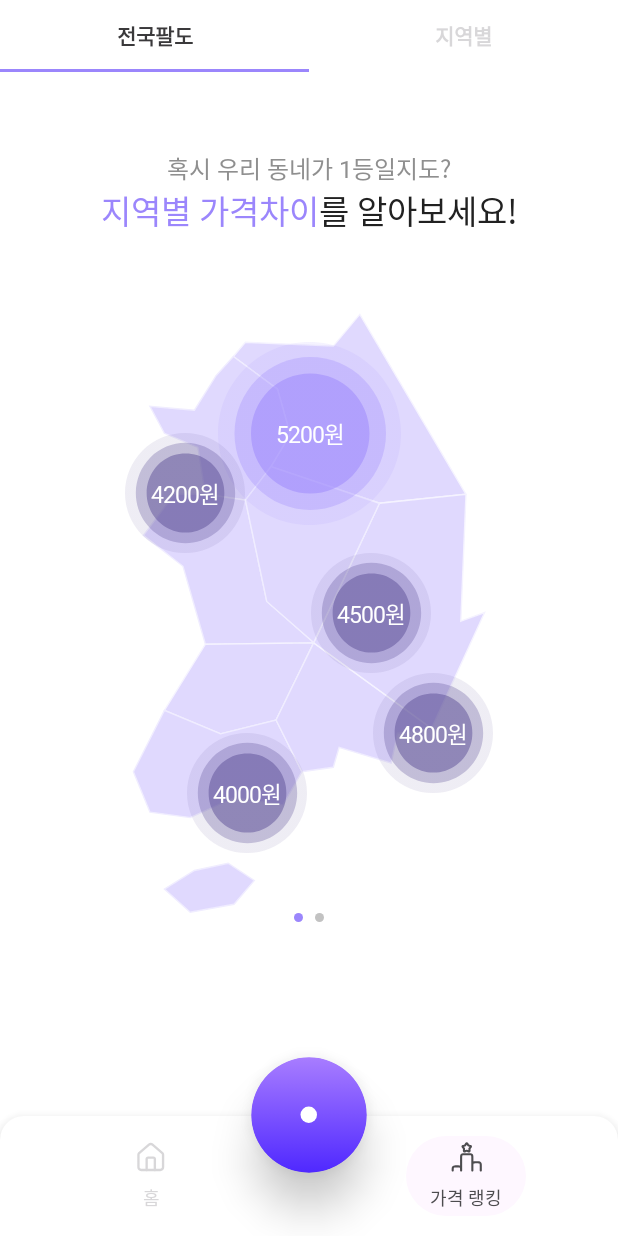
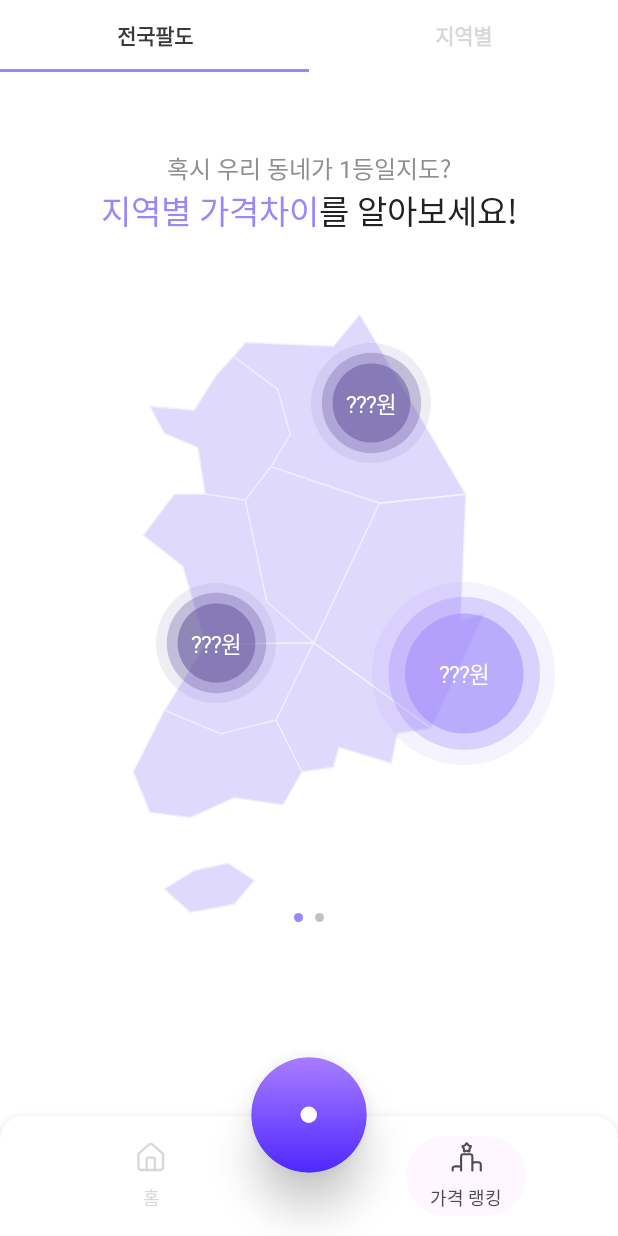
Before and after one commit to dnd-side-project/dnd-13th-2-android, an Android app built with Jetpack Compose: the screen it shows after launch (MainActivity), item 2 of the bottom bar chosen, on a phone screen of 412 x 824 dp. Run offline under Robolectric (Android 15) with nearby library versions, the phone set to English and light mode, and no system bars; our stand-ins replace Dagger/Hilt's generated code; libraries missing offline, so code that uses them is left out: com.naver.maps; Roboto replaces fonts that are not available here; 6 statements that could not run were skipped.

Commit message:
feat: temp commit

```diff
--- a/core/data/build.gradle.kts
+++ b/core/data/build.gradle.kts
@@ -27,3 +27,6 @@ protobuf {
         }
     }
 }
+dependencies {
+    implementation(libs.bundles.square)
+}
--- a/feature/price_rank/src/main/java/com/side/dnd/feature/price_rank/PriceRankScreen.kt
+++ b/feature/price_rank/src/main/java/com/side/dnd/feature/price_rank/PriceRankScreen.kt
@@ -58,11 +58,6 @@ fun PriceRankScreen(
             .background(EodigoColor.White)
             .systemBarsPadding()
     ) {
-        when (uiState) {
-            NationWideUiState.Loading -> {
-
-            }
-            is NationWideUiState.UiDataSuccess -> {
         CustomNavigationTab(
             tabs = listOf("전국팔도", "지역별"),
             content = { page ->
@@ -78,5 +73,3 @@ fun PriceRankScreen(
         )
     }
 }
-    }
-}
--- a/feature/price_rank/src/main/java/com/side/dnd/feature/price_rank/PriceRankViewModel.kt
+++ b/feature/price_rank/src/main/java/com/side/dnd/feature/price_rank/PriceRankViewModel.kt
@@ -1,15 +1,12 @@
 package com.side.dnd.feature.price_rank
 
 import androidx.lifecycle.ViewModel
-import com.side.dnd.feature.price_rank.model.MockProductChartData
-import com.side.dnd.feature.price_rank.model.MockProductRanking
 import com.side.dnd.feature.price_rank.model.NationWideUiState
 import dagger.hilt.android.lifecycle.HiltViewModel
 import kotlinx.coroutines.flow.MutableSharedFlow
 import kotlinx.coroutines.flow.MutableStateFlow
 import kotlinx.coroutines.flow.asSharedFlow
 import kotlinx.coroutines.flow.asStateFlow
-import kotlinx.coroutines.flow.update
 import javax.inject.Inject
 
 @HiltViewModel
@@ -17,19 +14,20 @@ class PriceRankViewModel @Inject constructor(
 
 ) : ViewModel() {
 
-    private val _rankUiState = MutableStateFlow<NationWideUiState>(NationWideUiState.Loading)
+    private val _rankUiState = MutableStateFlow<NationWideUiState>(NationWideUiState.Empty)
     val rankUiState = _rankUiState.asStateFlow()
 
     private val _errorFlow = MutableSharedFlow<Throwable>()
     val errorFlow get() = _errorFlow.asSharedFlow()
 
     init {
-        _rankUiState.update {
-            NationWideUiState.UiDataSuccess(
-                productRanking = MockProductRanking.sampleProductRanking,
-                chartData = MockProductChartData.sampleChartData
-            )
-        }
+//        _rankUiState.update {
+//            NationWideUiState.UiDataSuccess(
+//                keyWord = "김치",
+//                productRanking = MockProductRanking.sampleProductRanking,
+//                chartData = MockProductChartData.sampleChartData
+//            )
+//        }
     }
 
 }
--- a/feature/price_rank/src/main/java/com/side/dnd/feature/price_rank/component/nationwide/NationwideScreen.kt
+++ b/feature/price_rank/src/main/java/com/side/dnd/feature/price_rank/component/nationwide/NationwideScreen.kt
@@ -12,14 +12,12 @@ import androidx.compose.foundation.layout.size
 import androidx.compose.foundation.pager.HorizontalPager
 import androidx.compose.foundation.pager.rememberPagerState
 import androidx.compose.foundation.shape.CircleShape
-import androidx.compose.material3.Text
 import androidx.compose.runtime.Composable
 import androidx.compose.ui.Alignment
 import androidx.compose.ui.Modifier
 import androidx.compose.ui.unit.dp
 import com.side.dnd.feature.price_rank.model.NationWideUiState
 import side.dnd.design.theme.EodigoColor
-import side.dnd.design.theme.EodigoTheme
 
 
 @Composable
@@ -27,9 +25,7 @@ fun NationwideScreen(
     uiState: NationWideUiState
 ) {
     val pagerState = rememberPagerState(pageCount = { 2 })
-    when(uiState) {
-        NationWideUiState.Loading ->  {}
-        is NationWideUiState.UiDataSuccess -> {
+
     Column(
         horizontalAlignment = Alignment.CenterHorizontally,
         modifier = Modifier
@@ -42,6 +38,7 @@ fun NationwideScreen(
         ) { page ->
             when (page) {
                 0 -> PriceMapScreen(
+                    isEmptyKeyword = uiState.keyWord.isEmpty(),
                     productRanking = uiState.productRanking,
                 )
 
@@ -70,8 +67,3 @@ fun NationwideScreen(
         }
     }
 }
-
-
-    }
-
-}
--- a/feature/price_rank/src/main/java/com/side/dnd/feature/price_rank/component/nationwide/PriceMapScreen.kt
+++ b/feature/price_rank/src/main/java/com/side/dnd/feature/price_rank/component/nationwide/PriceMapScreen.kt
@@ -30,9 +30,11 @@ import side.dnd.design.theme.EodigoTheme
 
 @Composable
 fun PriceMapScreen(
+    isEmptyKeyword: Boolean = false,
     productRanking: ProductRanking,
     modifier: Modifier = Modifier
 ) {
+
     Column(
         horizontalAlignment = Alignment.CenterHorizontally,
         modifier = modifier
@@ -41,8 +43,9 @@ fun PriceMapScreen(
     ) {
         Spacer(modifier = Modifier.size(52.dp))
 
+        if (isEmptyKeyword) {
             Text(
-            text = stringResource(id = R.string.price_map_title),
+                text = stringResource(id = R.string.price_map_empty_title),
                 style = EodigoTheme.typography.body2Medium,
                 color = EodigoColor.Gray500,
             )
@@ -51,24 +54,55 @@ fun PriceMapScreen(
                 verticalAlignment = Alignment.CenterVertically
             ) {
                 Text(
-                text = stringResource(id = R.string.price_map_content_first),
+                    text = stringResource(id = R.string.price_map_empty_content_first),
                     style = EodigoTheme.typography.title1Medium,
                     color = EodigoColor.Normal
                 )
                 Text(
-                text = stringResource(id = R.string.price_map_content_second),
+                    text = stringResource(id = R.string.price_map_empty_content_second),
                     style = EodigoTheme.typography.title1Medium,
                     color = EodigoColor.Gray900
                 )
             }
+        } else {
+            Row(
+                horizontalArrangement = Arrangement.Center,
+                verticalAlignment = Alignment.CenterVertically
+            ) {
+                Text(
+                    text = stringResource(id = R.string.price_map_title_first),
+                    style = EodigoTheme.typography.title1Medium,
+                    color = EodigoColor.Normal
+                )
+                Text(
+                    text = "\"${productRanking.productName}\"",
+                    style = EodigoTheme.typography.title1Medium,
+                    color = EodigoColor.Gray900
+                )
+                Text(
+                    text = stringResource(id = R.string.price_map_title_second),
+                    style = EodigoTheme.typography.title1Medium,
+                    color = EodigoColor.Gray900
+                )
+            }
+            Text(
+                text = productRanking.ranking.first().regionName,
+                style = EodigoTheme.typography.body2Medium,
+                color = EodigoColor.Gray500,
+            )
+        }
         Spacer(modifier = Modifier.height(52.dp))
-        MapScreen(productRanking = productRanking)
+        MapScreen(
+            isEmptyKeyword = isEmptyKeyword,
+            productRanking = productRanking
+        )
     }
 }
 
 @Composable
 fun MapScreen(
-    productRanking: com.side.dnd.feature.price_rank.model.ProductRanking?
+    isEmptyKeyword: Boolean = false,
+    productRanking: ProductRanking
 ) {
     BoxWithConstraints(
         modifier = Modifier.fillMaxWidth()
@@ -84,24 +118,34 @@ fun MapScreen(
                 .height(maxHeight)
         )
 
-        if (productRanking != null) {
-            val rankings = productRanking.ranking.take(5)
+        val rankings = if (isEmptyKeyword) MockProductRanking.sampleProductRanking.ranking else productRanking.ranking.take(3)
 
         rankings.forEachIndexed { index, regionRanking ->
             val isFirstRank = index == 0
-                val priceText = "${regionRanking.price}원"
 
-                val (xOffset, yOffset) = when (index) {
-                    0 -> Pair(0.5f, 0.2f) // 서울 - 상단 중앙
-                    1 -> Pair(0.7f, 0.7f) // 부산 - 우하단
-                    2 -> Pair(0.6f, 0.5f) // 대구 - 중앙
-                    3 -> Pair(0.3f, 0.3f) // 인천 - 좌상단
-                    4 -> Pair(0.4f, 0.8f) // 광주 - 좌하단
+            val (xOffset, yOffset) = when (regionRanking.regionName) {
+                "서울" -> Pair(0.5f, 0.2f)
+                "부산" -> Pair(0.7f, 0.7f)
+                "대구" -> Pair(0.6f, 0.5f)
+                "인천" -> Pair(0.3f, 0.3f)
+                "광주" -> Pair(0.4f, 0.8f)
+                "대전" -> Pair(0.45f, 0.6f)
+                "울산" -> Pair(0.75f, 0.6f)
+                "세종" -> Pair(0.4f, 0.5f)
+                "경기" -> Pair(0.4f, 0.25f)
+                "강원" -> Pair(0.6f, 0.15f)
+                "충북" -> Pair(0.5f, 0.4f)
+                "충남" -> Pair(0.35f, 0.55f)
+                "전북" -> Pair(0.35f, 0.7f)
+                "전남" -> Pair(0.35f, 0.85f)
+                "경북" -> Pair(0.65f, 0.4f)
+                "경남" -> Pair(0.65f, 0.75f)
+                "제주" -> Pair(0.3f, 0.95f)
                 else -> Pair(0.5f, 0.5f)
             }
 
             PriceCircle(
-                    text = priceText,
+                text = if (isEmptyKeyword) "???원" else "${regionRanking.price}원",
                 isFirstRank = isFirstRank,
                 modifier = Modifier
                     .offset(
@@ -110,14 +154,7 @@ fun MapScreen(
                     )
             )
         }
-        } else {
-            Text(
-                text = "지도 데이터를 불러오는 중...",
-                style = EodigoTheme.typography.body2Medium,
-                color = EodigoColor.Gray500,
-                modifier = Modifier.align(Alignment.Center)
-            )
-        }
+
     }
 }
 
@@ -128,12 +165,13 @@ fun PriceCircle(
     modifier: Modifier = Modifier
 ) {
     val size = if (isFirstRank) 122.dp else 80.dp
-    val bgResource = if (isFirstRank) painterResource(R.drawable.ic_first_price_bg) else painterResource(R.drawable.ic_second_price_bg)
+    val bgResource =
+        if (isFirstRank) painterResource(R.drawable.ic_first_price_bg) else painterResource(R.drawable.ic_second_price_bg)
     Box(
         contentAlignment = Alignment.Center,
         modifier = modifier
             .size(size)
-            .clickable{}
+            .clickable {}
     ) {
         Image(
             painter = bgResource,
@@ -151,7 +189,7 @@ fun PriceCircle(
 @Composable
 fun PriceMapScreenPreview() {
     PriceMapScreen(
-        productRanking = com.side.dnd.feature.price_rank.model.MockProductRanking.sampleProductRanking
+        productRanking = MockProductRanking.sampleProductRanking
     )
 }
 
--- a/feature/price_rank/src/main/java/com/side/dnd/feature/price_rank/model/NationWideUiState.kt
+++ b/feature/price_rank/src/main/java/com/side/dnd/feature/price_rank/model/NationWideUiState.kt
@@ -4,13 +4,16 @@ import androidx.compose.runtime.Immutable
 import androidx.compose.runtime.Stable
 
 @Stable
-sealed interface NationWideUiState {
-    @Immutable
-    data object Loading : NationWideUiState
-
-    @Immutable
-    data class UiDataSuccess(
-        val productRanking: ProductRanking,
-        val chartData: ProductChartData
-    ) : NationWideUiState
+data class NationWideUiState(
+    val keyWord: String,
+    val productRanking: ProductRanking,
+    val chartData: ProductChartData
+) {
+   companion object {
+       val Empty = NationWideUiState(
+           keyWord = "",
+           productRanking = MockProductRanking.sampleProductRanking,
+           chartData = MockProductChartData.sampleChartData
+       )
+   }
 }
--- a/feature/price_rank/src/main/java/com/side/dnd/feature/price_rank/model/ProductChartData.kt
+++ b/feature/price_rank/src/main/java/com/side/dnd/feature/price_rank/model/ProductChartData.kt
@@ -29,34 +29,4 @@ object MockProductChartData {
             AnnualPriceData(2024, 5200)
         )
     )
-
-    val sampleChartData2 = ProductChartData(
-        productId = 2,
-        productName = "된장",
-        startYear = 2020,
-        endYear = 2024,
-        inflationRate = 8.7,
-        annualData = listOf(
-            AnnualPriceData(2020, 2800),
-            AnnualPriceData(2021, 2900),
-            AnnualPriceData(2022, 3100),
-            AnnualPriceData(2023, 3300),
-            AnnualPriceData(2024, 3600)
-        )
-    )
-
-    val sampleChartData3 = ProductChartData(
-        productId = 3,
-        productName = "고추장",
-        startYear = 2020,
-        endYear = 2024,
-        inflationRate = 12.1,
-        annualData = listOf(
-            AnnualPriceData(2020, 4200),
-            AnnualPriceData(2021, 4500),
-            AnnualPriceData(2022, 4900),
-            AnnualPriceData(2023, 5400),
-            AnnualPriceData(2024, 5800)
-        )
-    )
 }
--- a/feature/price_rank/src/main/java/com/side/dnd/feature/price_rank/model/Ranking.kt
+++ b/feature/price_rank/src/main/java/com/side/dnd/feature/price_rank/model/Ranking.kt
@@ -16,76 +16,12 @@ data class RegionRanking(
 object MockProductRanking {
     val sampleProductRanking = ProductRanking(
         productId = 1,
-        productName = "김치",
-        surveyDate = "2024-12-01",
+        productName = "",
+        surveyDate = "",
         ranking = listOf(
-            RegionRanking(1, "서울", 5200),
-            RegionRanking(2, "부산", 4800),
-            RegionRanking(3, "대구", 4500),
-            RegionRanking(4, "인천", 4200),
-            RegionRanking(5, "광주", 4000),
-            RegionRanking(6, "대전", 3800),
-            RegionRanking(7, "울산", 3600),
-            RegionRanking(8, "세종", 3400),
-            RegionRanking(9, "경기", 3200),
-            RegionRanking(10, "강원", 3000),
-            RegionRanking(11, "충북", 2800),
-            RegionRanking(12, "충남", 2600),
-            RegionRanking(13, "전북", 2400),
-            RegionRanking(14, "전남", 2200),
-            RegionRanking(15, "경북", 2000),
-            RegionRanking(16, "경남", 1800),
-            RegionRanking(17, "제주", 1600)
-        )
-    )
-
-    val sampleProductRanking2 = ProductRanking(
-        productId = 2,
-        productName = "된장",
-        surveyDate = "2024-12-01",
-        ranking = listOf(
-            RegionRanking(1, "서울", 3600),
-            RegionRanking(2, "부산", 3400),
-            RegionRanking(3, "대구", 3200),
-            RegionRanking(4, "인천", 3000),
-            RegionRanking(5, "광주", 2800),
-            RegionRanking(6, "대전", 2600),
-            RegionRanking(7, "울산", 2400),
-            RegionRanking(8, "세종", 2200),
-            RegionRanking(9, "경기", 2000),
-            RegionRanking(10, "강원", 1800),
-            RegionRanking(11, "충북", 1600),
-            RegionRanking(12, "충남", 1400),
-            RegionRanking(13, "전북", 1200),
-            RegionRanking(14, "전남", 1000),
-            RegionRanking(15, "경북", 800),
-            RegionRanking(16, "경남", 600),
-            RegionRanking(17, "제주", 400)
-        )
-    )
-
-    val sampleProductRanking3 = ProductRanking(
-        productId = 3,
-        productName = "고추장",
-        surveyDate = "2024-12-01",
-        ranking = listOf(
-            RegionRanking(1, "서울", 5800),
-            RegionRanking(2, "부산", 5400),
-            RegionRanking(3, "대구", 5000),
-            RegionRanking(4, "인천", 4600),
-            RegionRanking(5, "광주", 4200),
-            RegionRanking(6, "대전", 3800),
-            RegionRanking(7, "울산", 3400),
-            RegionRanking(8, "세종", 3000),
-            RegionRanking(9, "경기", 2600),
-            RegionRanking(10, "강원", 2200),
-            RegionRanking(11, "충북", 1800),
-            RegionRanking(12, "충남", 1400),
-            RegionRanking(13, "전북", 1000),
-            RegionRanking(14, "전남", 800),
-            RegionRanking(15, "경북", 600),
-            RegionRanking(16, "경남", 400),
-            RegionRanking(17, "제주", 200)
+            RegionRanking(1, "울산", 1000),
+            RegionRanking(2, "충남", 4800),
+            RegionRanking(3, "강원", 4500)
         )
     )
 }
--- a/feature/price_rank/src/main/res/values/strings.xml
+++ b/feature/price_rank/src/main/res/values/strings.xml
@@ -1,9 +1,12 @@
 <?xml version="1.0" encoding="utf-8"?>
 <resources>
+    <string name="price_map_title_first">전국에서 </string>
+    <string name="price_map_title_second">이 제일 저렴한 지역</string>
 
-    <string name="price_map_title">혹시 우리 동네가 1등일지도?</string>
-    <string name="price_map_content_first">지역별 가격차이</string>
-    <string name="price_map_content_second">를 알아보세요!</string>
+
+    <string name="price_map_empty_title">혹시 우리 동네가 1등일지도?</string>
+    <string name="price_map_empty_content_first">지역별 가격차이</string>
+    <string name="price_map_empty_content_second">를 알아보세요!</string>
 
     <string name="price_chart_title">의 가격은 지난 10년간...</string>
     <string name="price_chart_content_first">증가했어요</string>
```
Lines whose indentation alone changed are shown as unchanged.
